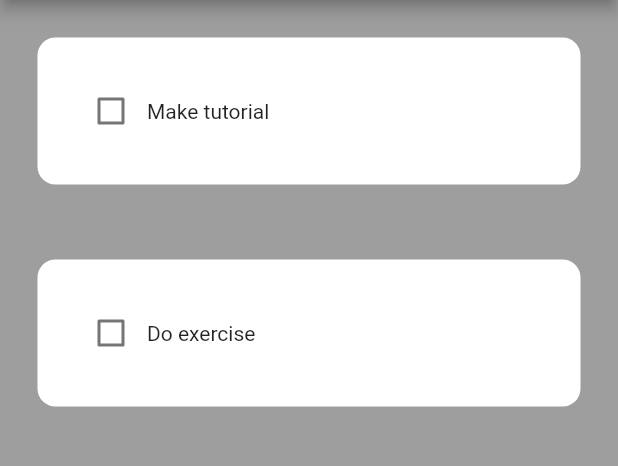
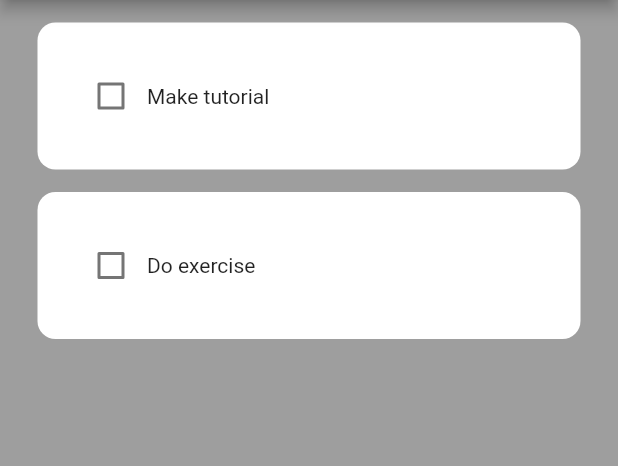
Before and after one commit to MoriKeli/To-do-App, a Flutter app: the screen it shows after launch, on a phone screen of 412 x 824 dp, the part 84-550 px from its top. Run offline on Flutter 3.47's test engine with Material 2 defaults, Android fonts, the phone set to English and light mode, and no system bars.

Commit message:
changed padding in ToDoTile

```diff
--- a/lib/utils/todo_tile.dart
+++ b/lib/utils/todo_tile.dart
@@ -16,7 +16,7 @@ ToDoTile({
   @override
   Widget build(BuildContext context) {
     return Padding(
-      padding: const EdgeInsets.all(25.0),
+      padding: const EdgeInsets.fromLTRB(25.0, 15.0, 25.0, 0),
       child: Container(
         padding: EdgeInsets.all(25.0),
         child: Row(
```
